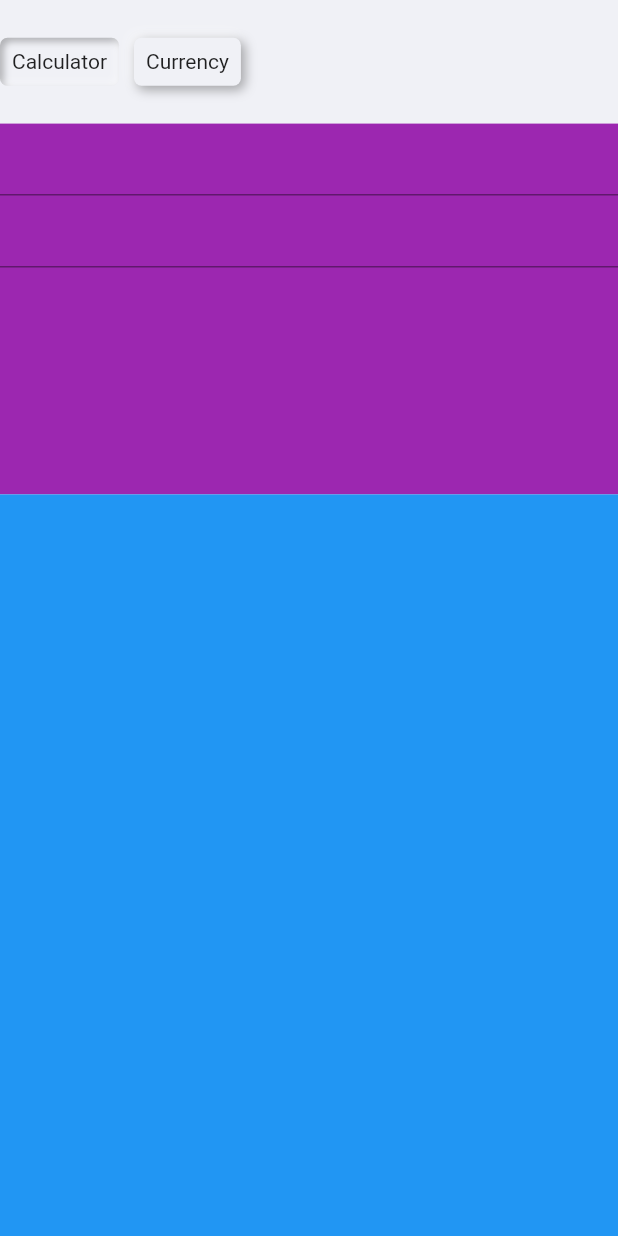
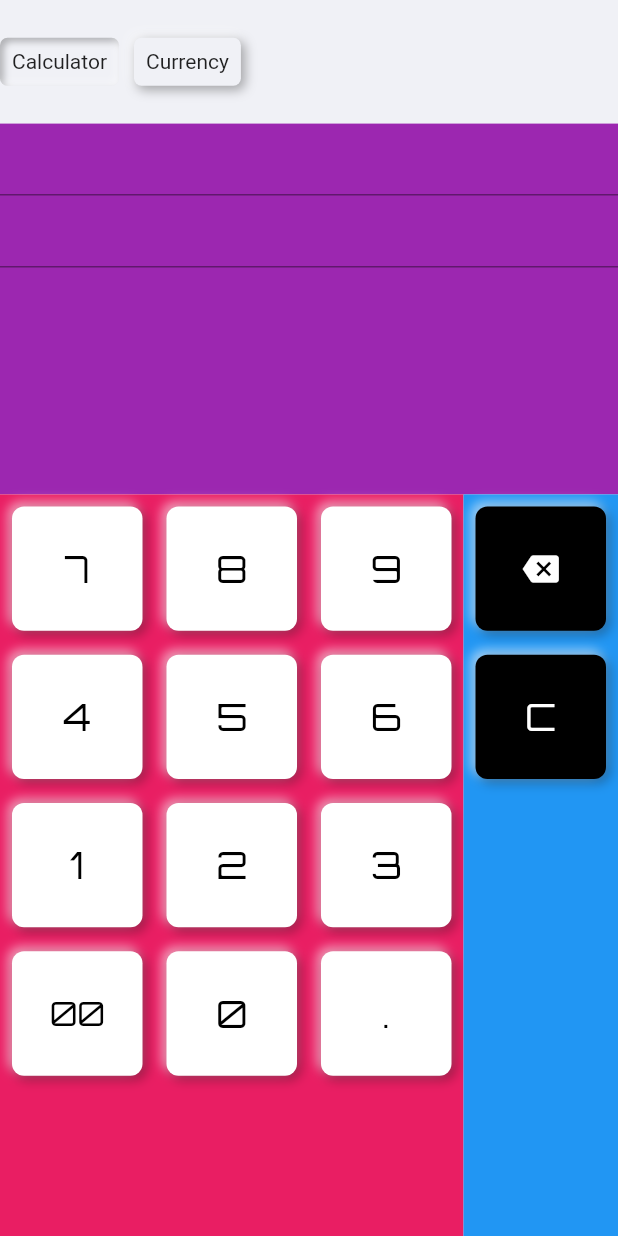
Before and after one commit to kangsudal/calculator_neumorphic, a Flutter app: the CurrencyExchangeWidget widget shown alone on an empty page, opened directly, on a phone screen of 412 x 824 dp. Run offline on Flutter 3.47's test engine with Material 2 defaults, Android fonts, the phone set to English and light mode, and no system bars; drawn by our look-alikes of flutter_neumorphic; our stand-ins replace math_expressions.

Commit message:
keypad layout for currencyExchange

```diff
--- a/lib/currencyExchange/screen_currencyexchange.dart
+++ b/lib/currencyExchange/screen_currencyexchange.dart
@@ -1,4 +1,5 @@
 import 'package:flutter/material.dart';
+import 'package:flutter_neumorphic/flutter_neumorphic.dart';
 
 import '../commonWidget/radioWidget.dart';
 
@@ -7,6 +8,44 @@ class CurrencyExchangeWidget extends StatelessWidget {
 
   @override
   Widget build(BuildContext context) {
+    Widget buildButton(dynamic buttonContent, Color buttonColor) {
+      return Container(
+        child: Padding(
+          padding: const EdgeInsets.all(8.0),
+          child: NeumorphicButton(
+            onPressed: () {},
+            child: buttonContent.runtimeType == IconData
+                ? Center(
+                    child: Icon(
+                    buttonContent,
+                    color: Colors.white,
+                  ))
+                : Center(
+                    child: Text(
+                      buttonContent,
+                      style: TextStyle(
+                        fontSize: buttonContent == "00" ? 22 : 25,
+                        fontWeight: FontWeight.normal,
+                        color: buttonColor == Colors.black
+                            ? Colors.white
+                            : Colors.black,
+                        fontFamily: 'Orbitron',
+                      ),
+                    ),
+                  ),
+            style: NeumorphicStyle(color: buttonColor),
+          ),
+        ),
+      );
+    }
+
+    return LayoutBuilder(
+        builder: (BuildContext context, BoxConstraints constraints) {
+      double parentHeight = constraints.maxHeight * 0.6;
+      double parentWidth = constraints.maxWidth;
+
+      print("keypad maxHeight:${constraints.maxHeight}");
+      print("keypad maxWidth:${constraints.maxWidth}");
       return Column(
         children: [
           Expanded(
@@ -26,12 +65,102 @@ class CurrencyExchangeWidget extends StatelessWidget {
             flex: 3,
           ),
           Expanded(
-          child: Container(
+            child: Row(
+              children: [
+                Container(
+                  width: parentWidth * .75,
+                  height: parentHeight,
+                  color: Colors.pink,
+                  child: Column(
+                    children: [
+                      Expanded(
+                        child: Row(children: [
+                          Expanded(
+                            child: buildButton("7", Colors.white),
+                          ),
+                          Expanded(
+                            child: buildButton("8", Colors.white),
+                          ),
+                          Expanded(
+                            child: buildButton("9", Colors.white),
+                          ),
+                        ]),
+                      ),
+                      Expanded(
+                        child: Row(children: [
+                          Expanded(
+                            child: buildButton("4", Colors.white),
+                          ),
+                          Expanded(
+                            child: buildButton("5", Colors.white),
+                          ),
+                          Expanded(
+                            child: buildButton("6", Colors.white),
+                          ),
+                        ]),
+                      ),
+                      Expanded(
+                        child: Row(children: [
+                          Expanded(
+                            child: buildButton("1", Colors.white),
+                          ),
+                          Expanded(
+                            child: buildButton("2", Colors.white),
+                          ),
+                          Expanded(
+                            child: buildButton("3", Colors.white),
+                          ),
+                        ]),
+                      ),
+                      Expanded(
+                        child: Row(children: [
+                          Expanded(
+                            child: buildButton("00", Colors.white),
+                          ),
+                          Expanded(
+                            child: buildButton("0", Colors.white),
+                          ),
+                          Expanded(
+                            child: buildButton(".", Colors.white),
+                          ),
+                        ]),
+                      ),
+                      Expanded(
+                        child: Container(),
+                      ),
+                    ],
+                  ),
+                ),
+                Container(
+                  width: parentWidth * 0.25,
+                  height: parentHeight,
                   color: Colors.blue,
+                  child: Column(
+                    children: [
+                      Expanded(
+                        child: buildButton(Icons.backspace, Colors.black),
+                      ),
+                      Expanded(
+                        child: buildButton("C", Colors.black),
+                      ),
+                      Expanded(
+                        child: Container(),
+                      ),
+                      Expanded(
+                        child: Container(),
+                      ),
+                      Expanded(
+                        child: Container(),
+                      ),
+                    ],
+                  ),
+                ),
+              ],
             ),
             flex: 6,
           ),
         ],
       );
+    });
   }
 }
```
Lines whose indentation alone changed are shown as unchanged.
